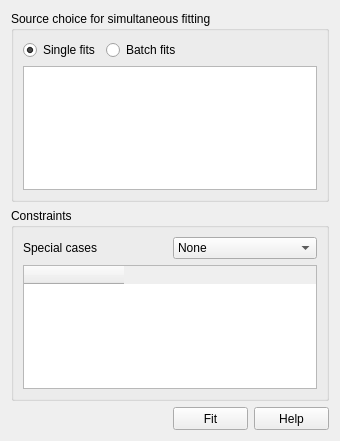
The window that src/sas/qtgui/Perspectives/Fitting/UI/ConstraintWidgetUI.ui (SasView/sasview) describes before a commit, drawn with Qt 5.
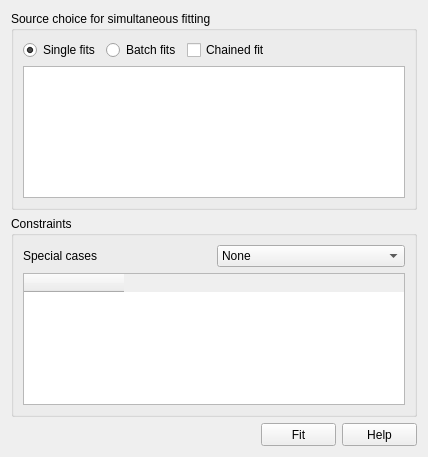
The same window after the commit.

Commit message: Chain fitting for constraint batch fitting

```diff
--- a/src/sas/qtgui/Perspectives/Fitting/UI/ConstraintWidgetUI.ui
+++ b/src/sas/qtgui/Perspectives/Fitting/UI/ConstraintWidgetUI.ui
@@ -6,21 +6,21 @@
    <rect>
     <x>0</x>
     <y>0</y>
-    <width>340</width>
-    <height>441</height>
+    <width>428</width>
+    <height>457</height>
    </rect>
   </property>
   <property name="windowTitle">
    <string>Constrained and Simultaneous Fit</string>
   </property>
-  <layout class="QGridLayout" name="gridLayout_3">
+  <layout class="QGridLayout" name="gridLayout">
    <item row="0" column="0">
     <widget class="QGroupBox" name="groupBox">
      <property name="title">
       <string>Source choice for simultaneous fitting</string>
      </property>
-     <layout class="QGridLayout" name="gridLayout">
-      <item row="0" column="0">
+     <layout class="QVBoxLayout" name="verticalLayout">
+      <item>
        <layout class="QHBoxLayout" name="horizontalLayout_2">
         <item>
          <widget class="QRadioButton" name="btnSingle">
@@ -39,6 +39,13 @@
           </property>
          </widget>
         </item>
+        <item>
+         <widget class="QCheckBox" name="chkChain">
+          <property name="text">
+           <string>Chained fit</string>
+          </property>
+         </widget>
+        </item>
         <item>
          <spacer name="horizontalSpacer">
           <property name="orientation">
@@ -46,15 +53,15 @@
           </property>
           <property name="sizeHint" stdset="0">
            <size>
-            <width>198</width>
-            <height>20</height>
+            <width>18</width>
+            <height>17</height>
            </size>
           </property>
          </spacer>
         </item>
        </layout>
       </item>
-      <item row="1" column="0">
+      <item>
        <widget class="QTableWidget" name="tblTabList">
         <property name="sizePolicy">
          <sizepolicy hsizetype="Expanding" vsizetype="Expanding">
```
The commit also changes 2 other files.
